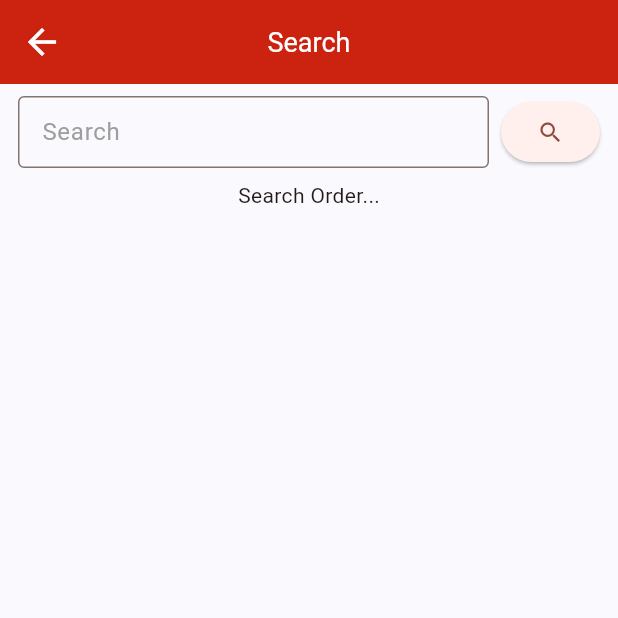
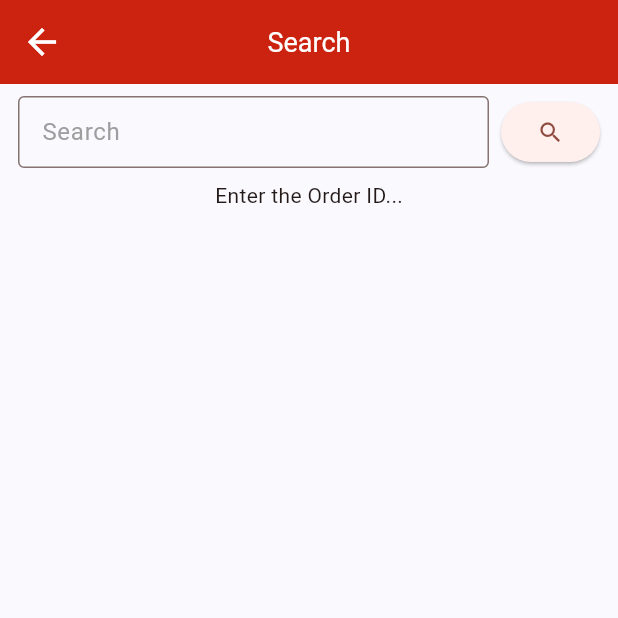
Before and after one commit to guptabinit/TeriyakiBowlAdminApp, a Flutter app: the SearchOrderScreen screen opened directly, on a phone screen of 412 x 824 dp, the top half of it. Run offline on Flutter 3.47's test engine with Material 3 defaults, Android fonts, the light colour scheme and no system bars; our stand-ins replace cached_network_image, cloud_firestore, firebase_auth, firebase_core, firebase_messaging, firebase_storage and 5 more; missing offline and left inert: flutter_background_service, flutter_background_service_android; accounts and stored records are empty.

Commit message:
Binit: 25-12-2023 -V1.0.0 Ready for launch

```diff
--- a/lib/views/home/home_screen.dart
+++ b/lib/views/home/home_screen.dart
@@ -9,7 +9,6 @@
 import 'package:teriyaki_bowl_admin_app/views/screens/coupon_screen.dart';
 import 'package:teriyaki_bowl_admin_app/views/screens/promotion_screen.dart';
 import 'package:velocity_x/velocity_x.dart';
-
 import '../../common/widgets/text_field.dart';
 import '../../resources/firestore_methods.dart';
 import '../../utils/colors.dart';
--- a/lib/views/screens/search_screen.dart
+++ b/lib/views/screens/search_screen.dart
@@ -88,10 +88,10 @@ class _SearchOrderScreenState extends State<SearchOrderScreen> {
               physics: const BouncingScrollPhysics(decelerationRate: ScrollDecelerationRate.fast),
               child: !isShowItem
                   ? const Center(
-                      child: Text("Search Order..."),
+                      child: Text("Enter the Order ID..."),
                     )
                   : StreamBuilder(
-                      stream: FirebaseFirestore.instance.collection('allOrders').where('oid', isGreaterThanOrEqualTo: searchController.text.toString()).orderBy('oid', descending: true).snapshots(),
+                      stream: FirebaseFirestore.instance.collection('allOrders').where('oid', isEqualTo: searchController.text.toString()).snapshots(),
                       builder: (context, AsyncSnapshot<QuerySnapshot<Map<String, dynamic>>> snapshot) {
                         if (snapshot.connectionState == ConnectionState.waiting) {
                           return const Center(
@@ -105,7 +105,7 @@ class _SearchOrderScreenState extends State<SearchOrderScreen> {
 
                         return listLength == 0
                             ? Center(
-                                child: "No Existing Order".text.bold.make(),
+                                child: "No Order Found".text.bold.make(),
                               )
                             : ListView.builder(
                                 shrinkWrap: true,
```
Also changed, not shown: lib/views/onboarding/splash_screen.dart (+20 -5 lines), 6 other files.
